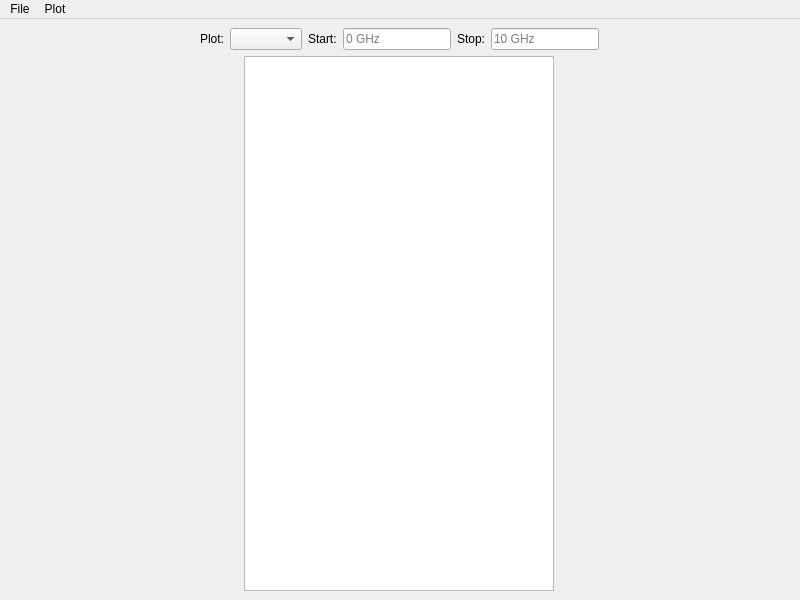
Old version of the form mainwindow.ui in the repository roggenbrot42/Radiolarite.
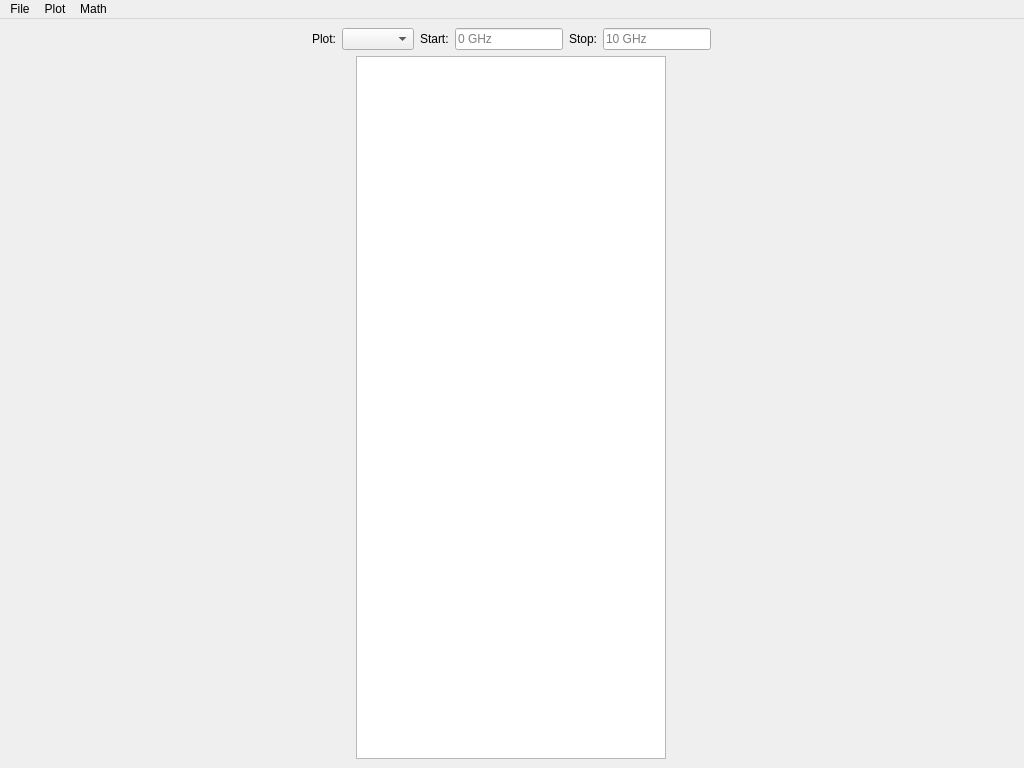
New version of the form.

Patch:
```diff
--- a/mainwindow.ui
+++ b/mainwindow.ui
@@ -6,8 +6,8 @@
    <rect>
     <x>0</x>
     <y>0</y>
-    <width>800</width>
-    <height>600</height>
+    <width>1024</width>
+    <height>768</height>
    </rect>
   </property>
   <property name="acceptDrops">
@@ -118,7 +118,7 @@
     <rect>
      <x>0</x>
      <y>0</y>
-     <width>800</width>
+     <width>1024</width>
      <height>17</height>
     </rect>
    </property>
@@ -148,8 +148,15 @@
     <addaction name="menuShow_Grid"/>
     <addaction name="actionCopy_to_clipboard"/>
    </widget>
+   <widget class="QMenu" name="menuMath">
+    <property name="title">
+     <string>Math</string>
+    </property>
+    <addaction name="actionZeroReflection"/>
+   </widget>
    <addaction name="menuFile"/>
    <addaction name="menuPlot"/>
+   <addaction name="menuMath"/>
   </widget>
   <action name="actionOpenTouchstoneFile">
    <property name="text">
```
Left out of the diff: 5 changed lines with no effect on the pictures.
